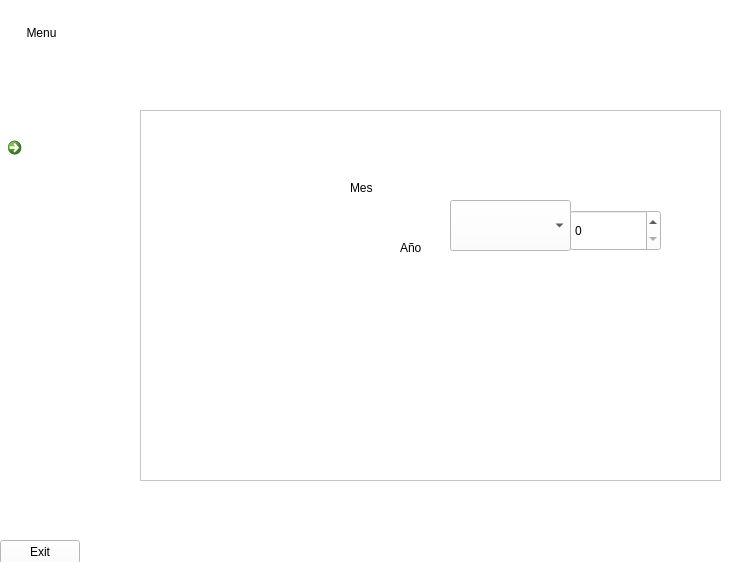
Above: PracticalOne/widget.ui from GhostRiderDev/CalendarAppForDesktop before the change. Below: the same form after it.
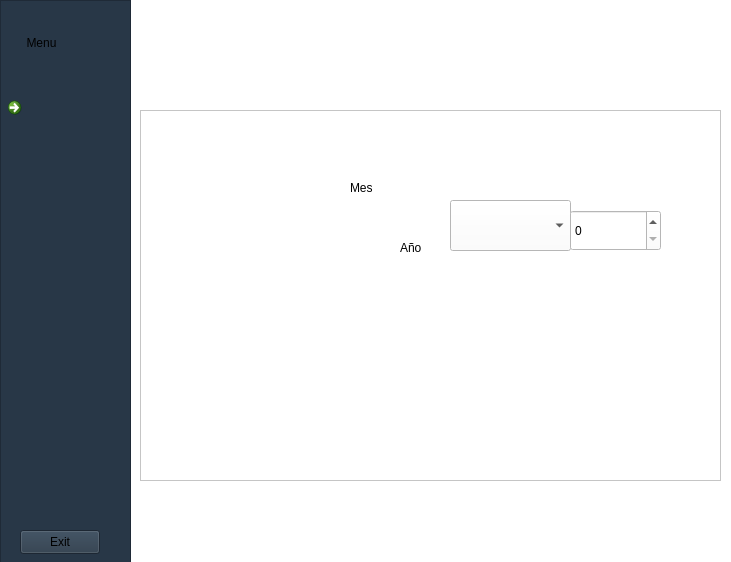
That is the form after the change. Icons and pictures are not drawn.

Commit message: Se coloca un fondo oscuro para la seccion de crear evento y menu, salida

```diff
--- a/PracticalOne/widget.ui
+++ b/PracticalOne/widget.ui
@@ -16,32 +16,6 @@
   <property name="styleSheet">
    <string notr="true">background-color: rgb(255, 255, 255);</string>
   </property>
-  <widget class="QPushButton" name="ButtonDeleteEvent">
-   <property name="geometry">
-    <rect>
-     <x>20</x>
-     <y>260</y>
-     <width>80</width>
-     <height>24</height>
-    </rect>
-   </property>
-   <property name="text">
-    <string/>
-   </property>
-   <property name="icon">
-    <iconset resource="res.qrc">
-     <normaloff>:/new/prefix1/imgDelete.png</normaloff>:/new/prefix1/imgDelete.png</iconset>
-   </property>
-   <property name="iconSize">
-    <size>
-     <width>40</width>
-     <height>40</height>
-    </size>
-   </property>
-   <property name="flat">
-    <bool>true</bool>
-   </property>
-  </widget>
   <widget class="QTableWidget" name="tablecalendar">
    <property name="geometry">
     <rect>
@@ -64,81 +38,6 @@
     </size>
    </property>
   </widget>
-  <widget class="QPushButton" name="buttonMenu">
-   <property name="geometry">
-    <rect>
-     <x>0</x>
-     <y>10</y>
-     <width>83</width>
-     <height>46</height>
-    </rect>
-   </property>
-   <property name="autoFillBackground">
-    <bool>false</bool>
-   </property>
-   <property name="text">
-    <string>Menu</string>
-   </property>
-   <property name="icon">
-    <iconset resource="res.qrc">
-     <normaloff>:/new/prefix1/menu.png</normaloff>:/new/prefix1/menu.png</iconset>
-   </property>
-   <property name="iconSize">
-    <size>
-     <width>40</width>
-     <height>40</height>
-    </size>
-   </property>
-   <property name="flat">
-    <bool>true</bool>
-   </property>
-  </widget>
-  <widget class="QCommandLinkButton" name="crearEvento">
-   <property name="geometry">
-    <rect>
-     <x>0</x>
-     <y>130</y>
-     <width>121</width>
-     <height>81</height>
-    </rect>
-   </property>
-   <property name="autoFillBackground">
-    <bool>false</bool>
-   </property>
-   <property name="styleSheet">
-    <string notr="true">color: rgb(255, 255, 255);
-font: 700 11pt &quot;Arial&quot;;</string>
-   </property>
-   <property name="text">
-    <string/>
-   </property>
-   <property name="icon">
-    <iconset resource="res.qrc">
-     <normaloff>:/new/prefix1/icono2.png</normaloff>:/new/prefix1/icono2.png</iconset>
-   </property>
-   <property name="iconSize">
-    <size>
-     <width>40</width>
-     <height>40</height>
-    </size>
-   </property>
-   <property name="autoDefault">
-    <bool>false</bool>
-   </property>
-  </widget>
-  <widget class="QPushButton" name="buttonExit">
-   <property name="geometry">
-    <rect>
-     <x>0</x>
-     <y>540</y>
-     <width>80</width>
-     <height>24</height>
-    </rect>
-   </property>
-   <property name="text">
-    <string>Exit</string>
-   </property>
-  </widget>
   <widget class="QComboBox" name="mesNow">
    <property name="geometry">
     <rect>
@@ -249,6 +148,126 @@
     <bool>true</bool>
    </property>
   </widget>
+  <widget class="QFrame" name="frame">
+   <property name="geometry">
+    <rect>
+     <x>0</x>
+     <y>0</y>
+     <width>131</width>
+     <height>571</height>
+    </rect>
+   </property>
+   <property name="styleSheet">
+    <string notr="true">background-color: rgb(40, 55, 71);</string>
+   </property>
+   <property name="frameShape">
+    <enum>QFrame::StyledPanel</enum>
+   </property>
+   <property name="frameShadow">
+    <enum>QFrame::Raised</enum>
+   </property>
+   <widget class="QPushButton" name="buttonMenu">
+    <property name="geometry">
+     <rect>
+      <x>0</x>
+      <y>20</y>
+      <width>83</width>
+      <height>46</height>
+     </rect>
+    </property>
+    <property name="autoFillBackground">
+     <bool>false</bool>
+    </property>
+    <property name="text">
+     <string>Menu</string>
+    </property>
+    <property name="icon">
+     <iconset resource="res.qrc">
+      <normaloff>:/new/prefix1/menu.png</normaloff>:/new/prefix1/menu.png</iconset>
+    </property>
+    <property name="iconSize">
+     <size>
+      <width>40</width>
+      <height>40</height>
+     </size>
+    </property>
+    <property name="flat">
+     <bool>true</bool>
+    </property>
+   </widget>
+   <widget class="QCommandLinkButton" name="crearEvento">
+    <property name="geometry">
+     <rect>
+      <x>0</x>
+      <y>90</y>
+      <width>121</width>
+      <height>81</height>
+     </rect>
+    </property>
+    <property name="autoFillBackground">
+     <bool>false</bool>
+    </property>
+    <property name="styleSheet">
+     <string notr="true">color: rgb(255, 255, 255);
+font: 700 11pt &quot;Arial&quot;;</string>
+    </property>
+    <property name="text">
+     <string/>
+    </property>
+    <property name="icon">
+     <iconset resource="res.qrc">
+      <normaloff>:/new/prefix1/icono2.png</normaloff>:/new/prefix1/icono2.png</iconset>
+    </property>
+    <property name="iconSize">
+     <size>
+      <width>40</width>
+      <height>40</height>
+     </size>
+    </property>
+    <property name="autoDefault">
+     <bool>false</bool>
+    </property>
+   </widget>
+   <widget class="QPushButton" name="ButtonDeleteEvent">
+    <property name="geometry">
+     <rect>
+      <x>10</x>
+      <y>340</y>
+      <width>80</width>
+      <height>24</height>
+     </rect>
+    </property>
+    <property name="text">
+     <string/>
+    </property>
+    <property name="icon">
+     <iconset resource="res.qrc">
+      <normaloff>:/new/prefix1/imgDelete.png</normaloff>:/new/prefix1/imgDelete.png</iconset>
+    </property>
+    <property name="iconSize">
+     <size>
+      <width>40</width>
+      <height>40</height>
+     </size>
+    </property>
+    <property name="flat">
+     <bool>true</bool>
+    </property>
+   </widget>
+   <widget class="QPushButton" name="buttonExit">
+    <property name="geometry">
+     <rect>
+      <x>20</x>
+      <y>530</y>
+      <width>80</width>
+      <height>24</height>
+     </rect>
+    </property>
+    <property name="text">
+     <string>Exit</string>
+    </property>
+   </widget>
+  </widget>
  </widget>
  <tabstops>
   <tabstop>tablecalendar</tabstop>
```
The commit also changes 7 other files.
